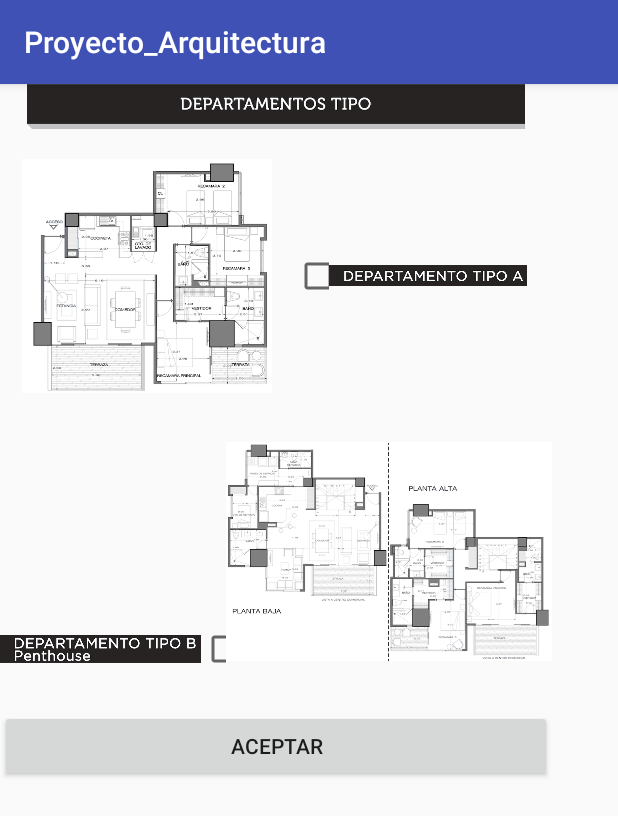
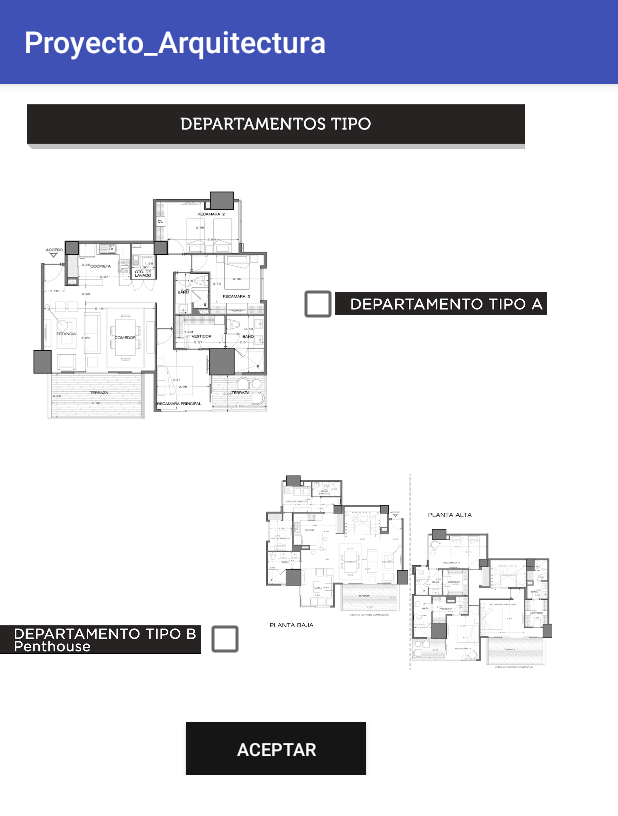
Before and after one commit to AngieGE/Arquitectura, an Android app: the seleccion_tipo_departamento screen opened directly, with no data from a screen before it, on a phone screen of 412 x 824 dp. Shown: the top 816 px of the screen. Run offline under Robolectric (Android 15) with nearby library versions, the phone set to English and light mode, and no system bars.

Commit message:
Cambios de imagen

```diff
--- a/Proyecto_Arquitectura/app/src/main/java/mx/itesm/maldi/proyecto_arquitectura/Avenda_Screen_Load.java
+++ b/Proyecto_Arquitectura/app/src/main/java/mx/itesm/maldi/proyecto_arquitectura/Avenda_Screen_Load.java
@@ -23,6 +23,6 @@ public class Avenda_Screen_Load extends AppCompatActivity {
                 startActivity(i);
                 overridePendingTransition(R.anim.fade_in, R.anim.fade_out);
             }
-        }, 3000);
+        }, 1500);
     }
 }
--- a/Proyecto_Arquitectura/app/src/main/res/layout/activity_avenda__screen__load.xml
+++ b/Proyecto_Arquitectura/app/src/main/res/layout/activity_avenda__screen__load.xml
@@ -12,11 +12,19 @@
     android:paddingTop="@dimen/activity_vertical_margin"
     tools:context="mx.itesm.maldi.proyecto_arquitectura.Avenda_Screen_Load">
 
-    <ImageView
-        android:id="@+id/avenda_screen"
+    <LinearLayout
         android:layout_width="match_parent"
         android:layout_height="match_parent"
         android:layout_weight="1"
-        app:srcCompat="@mipmap/ic_launcher" />
+        android:orientation="horizontal">
+
+        <ImageView
+            android:id="@+id/avenda_screen"
+            android:layout_width="200dp"
+            android:layout_height="200dp"
+            android:layout_gravity="center"
+            android:layout_weight="1"
+            app:srcCompat="@drawable/averanda_fondonegro" />
+    </LinearLayout>
 
 </LinearLayout>
--- a/Proyecto_Arquitectura/app/src/main/res/layout/activity_seleccion_tipo_departamento.xml
+++ b/Proyecto_Arquitectura/app/src/main/res/layout/activity_seleccion_tipo_departamento.xml
@@ -4,12 +4,14 @@
     xmlns:tools="http://schemas.android.com/tools"
     android:layout_width="match_parent"
     android:layout_height="match_parent"
+    android:background="@color/white_letters"
     tools:context="mx.itesm.maldi.proyecto_arquitectura.seleccion_tipo_departamento">
 
     <LinearLayout
         android:layout_width="368dp"
         android:layout_height="0dp"
         android:orientation="vertical"
+        android:paddingTop="13dp"
         tools:layout_editor_absoluteX="8dp"
         tools:layout_editor_absoluteY="16dp">
 
@@ -25,7 +27,8 @@
             android:layout_width="match_parent"
             android:layout_height="wrap_content"
             android:orientation="horizontal"
-            android:paddingTop="20dp">
+            android:paddingTop="25dp"
+            android:weightSum="1">
 
             <ImageView
                 android:id="@+id/img_depaTipoA"
@@ -40,11 +43,13 @@
                 android:layout_width="23dp"
                 android:layout_height="20dp"
                 android:layout_gravity="center"
-                android:elevation="18dp" />
+                android:layout_weight="0.63"
+                android:elevation="18dp"
+                android:textColorLink="@color/white_letters" />
 
             <ImageView
                 android:id="@+id/img_msgDepaTipoA"
-                android:layout_width="132dp"
+                android:layout_width="141dp"
                 android:layout_height="46dp"
                 android:layout_gravity="center"
                 app:srcCompat="@drawable/ms_departamento_tipo_a" />
@@ -54,29 +59,39 @@
         <LinearLayout
             android:layout_width="match_parent"
             android:layout_height="wrap_content"
-            android:orientation="horizontal">
+            android:orientation="horizontal"
+            android:paddingTop="25dp">
 
             <ImageView
                 android:id="@+id/img_msgDepaTipoB"
                 android:layout_width="134dp"
-                android:layout_height="44dp"
+                android:layout_height="wrap_content"
                 android:layout_gravity="center"
-                android:layout_marginTop="65dp"
+                android:layout_marginTop="45dp"
                 app:srcCompat="@drawable/msg_departamentos_tipo_b" />
 
             <CheckBox
+                android:id="@+id/checkBox"
+                android:layout_width="wrap_content"
+                android:layout_height="wrap_content"
+                android:layout_weight="1"
+                android:text="CheckBox" />
+
+            <CheckBox
                 android:id="@+id/cb_selTipoB"
-                android:layout_width="23dp"
+                android:layout_width="wrap_content"
                 android:layout_height="20dp"
                 android:layout_gravity="center"
-                android:layout_marginTop="65dp"
-                android:layout_weight="1"
-                android:elevation="18dp" />
+                android:layout_marginLeft="0dp"
+                android:layout_marginRight="10dp"
+                android:layout_marginTop="45dp"
+                android:elevation="0dp"
+                android:textColorLink="@color/white_letters" />
 
             <ImageView
                 android:id="@+id/img_depaTipoA"
-                android:layout_width="217dp"
-                android:layout_height="211dp"
+                android:layout_width="195dp"
+                android:layout_height="150dp"
                 app:srcCompat="@drawable/departamento_basico" />
         </LinearLayout>
 
@@ -87,9 +102,14 @@
 
         <Button
             android:id="@+id/bn_aceptar"
-            android:layout_width="match_parent"
-            android:layout_height="wrap_content"
-            android:text="Aceptar" />
+            android:layout_width="120dp"
+            android:layout_height="35dp"
+            android:layout_gravity="center"
+            android:layout_marginTop="25dp"
+            android:background="@color/black"
+            android:text="Aceptar"
+            android:textColor="@color/white_letters"
+            android:textSize="12sp" />
 
     </LinearLayout>
 
```
Also changed, not shown: Proyecto_Arquitectura/app/src/main/res/drawable/averanda_fondonegro.png (added).
